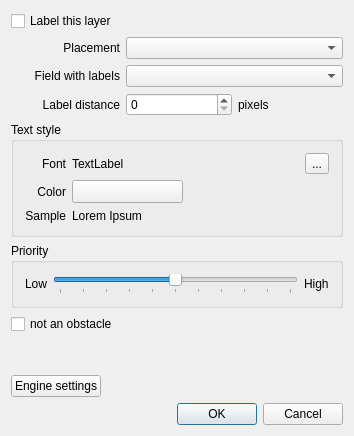
Above: src/plugins/labeling/labelingguibase.ui from qgis/QGIS before the change. Below: the same form after it.
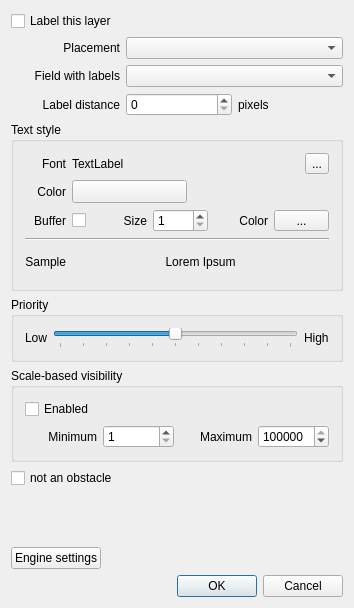
That is the form after the change. Icons and pictures are not drawn. Custom widgets are drawn as their Qt base class.

Commit message: Added scale-based visibility and buffer (mask) around the label

What changed in the file:
```diff
--- a/src/plugins/labeling/labelingguibase.ui
+++ b/src/plugins/labeling/labelingguibase.ui
@@ -7,7 +7,7 @@
     <x>0</x>
     <y>0</y>
     <width>354</width>
-    <height>436</height>
+    <height>608</height>
    </rect>
   </property>
   <property name="windowTitle">
@@ -18,7 +18,7 @@
     <normaloff/>
    </iconset>
   </property>
-  <layout class="QVBoxLayout" name="verticalLayout">
+  <layout class="QVBoxLayout" name="verticalLayout_2">
    <item>
     <widget class="QCheckBox" name="chkEnableLabeling">
      <property name="text">
@@ -119,7 +119,9 @@
         </property>
        </widget>
       </item>
-      <item row="0" column="1" colspan="2">
+      <item row="0" column="1">
+       <layout class="QHBoxLayout" name="horizontalLayout_5">
+        <item>
        <widget class="QLabel" name="lblFontName">
         <property name="sizePolicy">
          <sizepolicy hsizetype="Expanding" vsizetype="Preferred">
@@ -132,13 +134,28 @@
         </property>
        </widget>
       </item>
-      <item row="0" column="3">
+        <item>
+         <spacer name="horizontalSpacer_2">
+          <property name="orientation">
+           <enum>Qt::Horizontal</enum>
+          </property>
+          <property name="sizeHint" stdset="0">
+           <size>
+            <width>40</width>
+            <height>20</height>
+           </size>
+          </property>
+         </spacer>
+        </item>
+        <item>
        <widget class="QToolButton" name="btnChangeFont">
         <property name="text">
          <string>...</string>
         </property>
        </widget>
       </item>
+       </layout>
+      </item>
       <item row="1" column="0">
        <widget class="QLabel" name="label_3">
         <property name="sizePolicy">
@@ -156,6 +173,8 @@
        </widget>
       </item>
       <item row="1" column="1">
+       <layout class="QHBoxLayout" name="horizontalLayout_6">
+        <item>
        <widget class="QgsColorButton" name="btnTextColor">
         <property name="sizePolicy">
          <sizepolicy hsizetype="Preferred" vsizetype="Fixed">
@@ -168,7 +187,7 @@
         </property>
        </widget>
       </item>
-      <item row="1" column="2" colspan="2">
+        <item>
        <spacer name="horizontalSpacer">
         <property name="orientation">
          <enum>Qt::Horizontal</enum>
@@ -184,7 +203,76 @@
         </property>
        </spacer>
       </item>
+       </layout>
+      </item>
       <item row="2" column="0">
+       <widget class="QLabel" name="label_10">
+        <property name="text">
+         <string>Buffer</string>
+        </property>
+        <property name="alignment">
+         <set>Qt::AlignRight|Qt::AlignTrailing|Qt::AlignVCenter</set>
+        </property>
+       </widget>
+      </item>
+      <item row="2" column="1">
+       <layout class="QHBoxLayout" name="horizontalLayout_4">
+        <item>
+         <widget class="QCheckBox" name="chkBuffer">
+          <property name="sizePolicy">
+           <sizepolicy hsizetype="Fixed" vsizetype="Fixed">
+            <horstretch>0</horstretch>
+            <verstretch>0</verstretch>
+           </sizepolicy>
+          </property>
+          <property name="text">
+           <string/>
+          </property>
+         </widget>
+        </item>
+        <item>
+         <widget class="QLabel" name="label_11">
+          <property name="text">
+           <string>Size</string>
+          </property>
+          <property name="alignment">
+           <set>Qt::AlignRight|Qt::AlignTrailing|Qt::AlignVCenter</set>
+          </property>
+         </widget>
+        </item>
+        <item>
+         <widget class="QSpinBox" name="spinBufferSize">
+          <property name="minimum">
+           <number>1</number>
+          </property>
+         </widget>
+        </item>
+        <item>
+         <widget class="QLabel" name="label_12">
+          <property name="text">
+           <string>Color</string>
+          </property>
+          <property name="alignment">
+           <set>Qt::AlignRight|Qt::AlignTrailing|Qt::AlignVCenter</set>
+          </property>
+         </widget>
+        </item>
+        <item>
+         <widget class="QgsColorButton" name="btnBufferColor">
+          <property name="sizePolicy">
+           <sizepolicy hsizetype="Preferred" vsizetype="Fixed">
+            <horstretch>0</horstretch>
+            <verstretch>0</verstretch>
+           </sizepolicy>
+          </property>
+          <property name="text">
+           <string>...</string>
+          </property>
+         </widget>
+        </item>
+       </layout>
+      </item>
+      <item row="4" column="0">
        <widget class="QLabel" name="label_7">
         <property name="sizePolicy">
          <sizepolicy hsizetype="Preferred" vsizetype="Preferred">
@@ -200,11 +288,27 @@
         </property>
        </widget>
       </item>
-      <item row="2" column="1" colspan="3">
-       <widget class="QLabel" name="lblFontPreview">
+      <item row="4" column="1">
+       <widget class="LabelPreview" name="lblFontPreview">
+        <property name="minimumSize">
+         <size>
+          <width>30</width>
+          <height>30</height>
+         </size>
+        </property>
         <property name="text">
          <string>Lorem Ipsum</string>
         </property>
+        <property name="alignment">
+         <set>Qt::AlignCenter</set>
+        </property>
+       </widget>
+      </item>
+      <item row="3" column="0" colspan="2">
+       <widget class="Line" name="line">
+        <property name="orientation">
+         <enum>Qt::Horizontal</enum>
+        </property>
        </widget>
       </item>
      </layout>
@@ -252,6 +356,69 @@
      </layout>
     </widget>
    </item>
+   <item>
+    <widget class="QGroupBox" name="groupBox_3">
+     <property name="title">
+      <string>Scale-based visibility</string>
+     </property>
+     <layout class="QVBoxLayout" name="verticalLayout">
+      <item>
+       <widget class="QCheckBox" name="chkScaleBasedVisibility">
+        <property name="text">
+         <string>Enabled</string>
+        </property>
+       </widget>
+      </item>
+      <item>
+       <layout class="QHBoxLayout" name="horizontalLayout_7">
+        <item>
+         <widget class="QLabel" name="label_13">
+          <property name="text">
+           <string>Minimum</string>
+          </property>
+          <property name="alignment">
+           <set>Qt::AlignRight|Qt::AlignTrailing|Qt::AlignVCenter</set>
+          </property>
+         </widget>
+        </item>
+        <item>
+         <widget class="QSpinBox" name="spinScaleMin">
+          <property name="minimum">
+           <number>1</number>
+          </property>
+          <property name="maximum">
+           <number>10000000</number>
+          </property>
+         </widget>
+        </item>
+        <item>
+         <widget class="QLabel" name="label_14">
+          <property name="text">
+           <string>Maximum</string>
+          </property>
+          <property name="alignment">
+           <set>Qt::AlignRight|Qt::AlignTrailing|Qt::AlignVCenter</set>
+          </property>
+         </widget>
+        </item>
+        <item>
+         <widget class="QSpinBox" name="spinScaleMax">
+          <property name="minimum">
+           <number>1</number>
+          </property>
+          <property name="maximum">
+           <number>10000000</number>
+          </property>
+          <property name="value">
+           <number>10000000</number>
+          </property>
+         </widget>
+        </item>
+       </layout>
+      </item>
+     </layout>
+    </widget>
+   </item>
    <item>
     <widget class="QCheckBox" name="chkNoObstacle">
      <property name="enabled">
@@ -321,6 +488,11 @@
    <extends>QToolButton</extends>
    <header>qgscolorbutton.h</header>
   </customwidget>
+  <customwidget>
+   <class>LabelPreview</class>
+   <extends>QLabel</extends>
+   <header>labelpreview.h</header>
+  </customwidget>
  </customwidgets>
  <resources/>
  <connections>
```
Left out of the diff: 28 changed lines with no effect on the pictures. Lines whose indentation alone changed are shown as unchanged. The commit also changes 7 other files.
